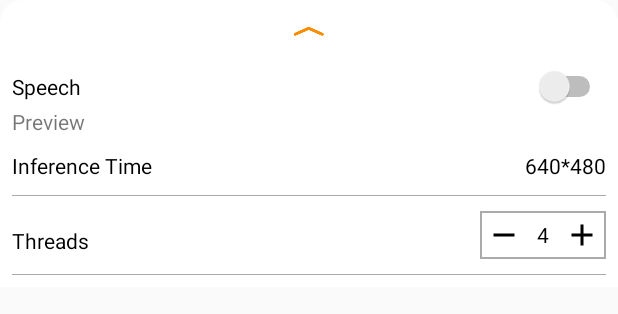
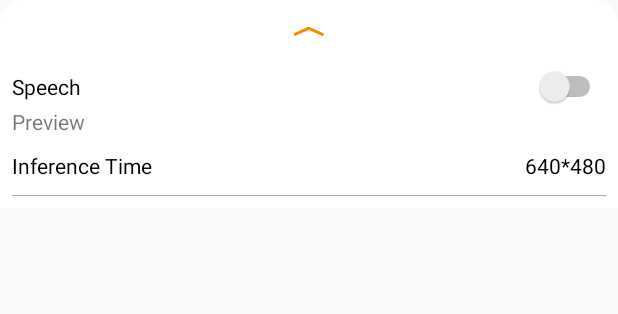
Before and after one commit to Pranav301102/Smart-Cam, an Android app: the layout tfe_od_layout_bottom_sheet.xml on its own in the app's theme, with its tools: preview values and no code run, on a phone screen of 412 x 824 dp. Shown: the top 314 px of the screen. Run offline under Robolectric (Android 15) with nearby library versions, the phone set to English and light mode, and no system bars.

Commit message:
Improved UI

```diff
--- a/android/app/src/main/java/com/trivedi02/pranav/project/SmartCam/CameraActivity.java
+++ b/android/app/src/main/java/com/trivedi02/pranav/project/SmartCam/CameraActivity.java
@@ -44,6 +44,7 @@ import java.util.TimerTask;
 
 import com.trivedi02.pranav.project.SmartCam.env.ImageUtils;
 import com.trivedi02.pranav.project.SmartCam.env.Logger;
+import com.trivedi02.pranav.project.SmartCam.tflite.Detector;
 
 public abstract class CameraActivity extends AppCompatActivity
     implements OnImageAvailableListener,
@@ -77,6 +78,8 @@ public abstract class CameraActivity extends AppCompatActivity
   public TextToSpeech textToSpeech;
   private Timer myTimer;
   private String result;
+  private int numThreads =4;
+
 
 
   @Override
@@ -92,13 +95,15 @@ public abstract class CameraActivity extends AppCompatActivity
 
     if (hasPermission()) {
       setFragment();
+
     } else {
       requestPermission();
     }
 
-    threadsTextView = findViewById(R.id.threads);
-    plusImageView = findViewById(R.id.plus);
-    minusImageView = findViewById(R.id.minus);
+
+    //threadsTextView = findViewById(R.id.threads);
+    //plusImageView = findViewById(R.id.plus);
+    //minusImageView = findViewById(R.id.minus);
     apiSwitchCompat = findViewById(R.id.api_info_switch);
     bottomSheetLayout = findViewById(R.id.bottom_sheet_layout);
     gestureLayout = findViewById(R.id.gesture_layout);
@@ -156,10 +161,11 @@ public abstract class CameraActivity extends AppCompatActivity
     inferenceTimeTextView = findViewById(R.id.inference_info);
     predictionTextView = findViewById(R.id.Predetcions);
 
+
     apiSwitchCompat.setOnCheckedChangeListener(this);
 
-    plusImageView.setOnClickListener(this);
-    minusImageView.setOnClickListener(this);
+    //plusImageView.setOnClickListener(this);
+    //minusImageView.setOnClickListener(this);
 
     textToSpeech = new TextToSpeech(getApplicationContext(), new TextToSpeech.OnInitListener() {
       @Override
@@ -458,6 +464,7 @@ public abstract class CameraActivity extends AppCompatActivity
   protected void setFragment() {
     String cameraId = chooseCamera();
 
+
     Fragment fragment;
     if (useCamera2API) {
       CameraConnectionFragment camera2Fragment =
@@ -529,7 +536,8 @@ public abstract class CameraActivity extends AppCompatActivity
 
   @Override
   public void onClick(View v) {
-    if (v.getId() == R.id.plus) {
+
+    /*if (v.getId() == R.id.plus) {
       String threads = threadsTextView.getText().toString().trim();
       int numThreads = Integer.parseInt(threads);
       if (numThreads >= 9) return;
@@ -545,7 +553,7 @@ public abstract class CameraActivity extends AppCompatActivity
       numThreads--;
       threadsTextView.setText(String.valueOf(numThreads));
       setNumThreads(numThreads);
-    }
+    }*/
   }
   private void TimerMethod()
   {
--- a/android/app/src/main/res/layout/tfe_od_layout_bottom_sheet.xml
+++ b/android/app/src/main/res/layout/tfe_od_layout_bottom_sheet.xml
@@ -86,58 +86,6 @@
         android:layout_marginTop="10dp"
         android:background="@android:color/darker_gray" />
 
-    <RelativeLayout
-        android:layout_width="match_parent"
-        android:layout_height="wrap_content"
-        android:layout_marginTop="10dp"
-        android:orientation="horizontal">
-
-        <TextView
-            android:layout_width="wrap_content"
-            android:layout_height="wrap_content"
-            android:layout_marginTop="10dp"
-            android:text="Threads"
-            android:textColor="@android:color/black" />
-
-        <LinearLayout
-            android:layout_width="wrap_content"
-            android:layout_height="wrap_content"
-            android:layout_alignParentRight="true"
-            android:background="@drawable/rectangle"
-            android:gravity="center"
-            android:orientation="horizontal"
-            android:padding="4dp">
-
-            <ImageView
-                android:id="@+id/minus"
-                android:layout_width="wrap_content"
-                android:layout_height="wrap_content"
-                android:src="@drawable/ic_baseline_remove" />
-
-            <TextView
-                android:id="@+id/threads"
-                android:layout_width="wrap_content"
-                android:layout_height="wrap_content"
-                android:layout_marginLeft="10dp"
-                android:layout_marginRight="10dp"
-                android:text="4"
-                android:textColor="@android:color/black"
-                android:textSize="14sp" />
-
-            <ImageView
-                android:id="@+id/plus"
-                android:layout_width="wrap_content"
-                android:layout_height="wrap_content"
-                android:src="@drawable/ic_baseline_add" />
-        </LinearLayout>
-    </RelativeLayout>
-
-    <View
-        android:layout_width="match_parent"
-        android:layout_height="1px"
-        android:layout_marginTop="10dp"
-        android:background="@android:color/darker_gray" />
-
     <!-- TODO(b/112541284): Unhide when new NNAPI delegate is used. -->
     <LinearLayout
         android:layout_width="match_parent"
```
